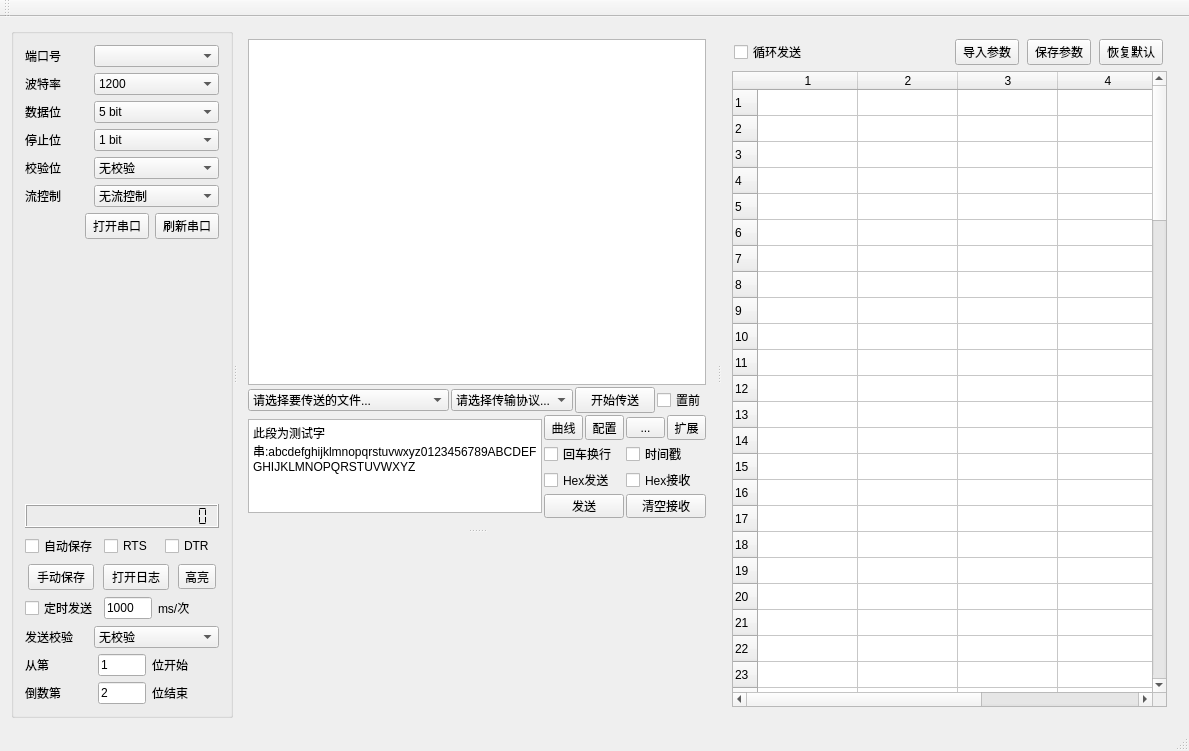
This is SerialPortTool/serialporttool.ui in adg7660/SerialPort as Qt 5 draws it before an edit. The edited form follows.
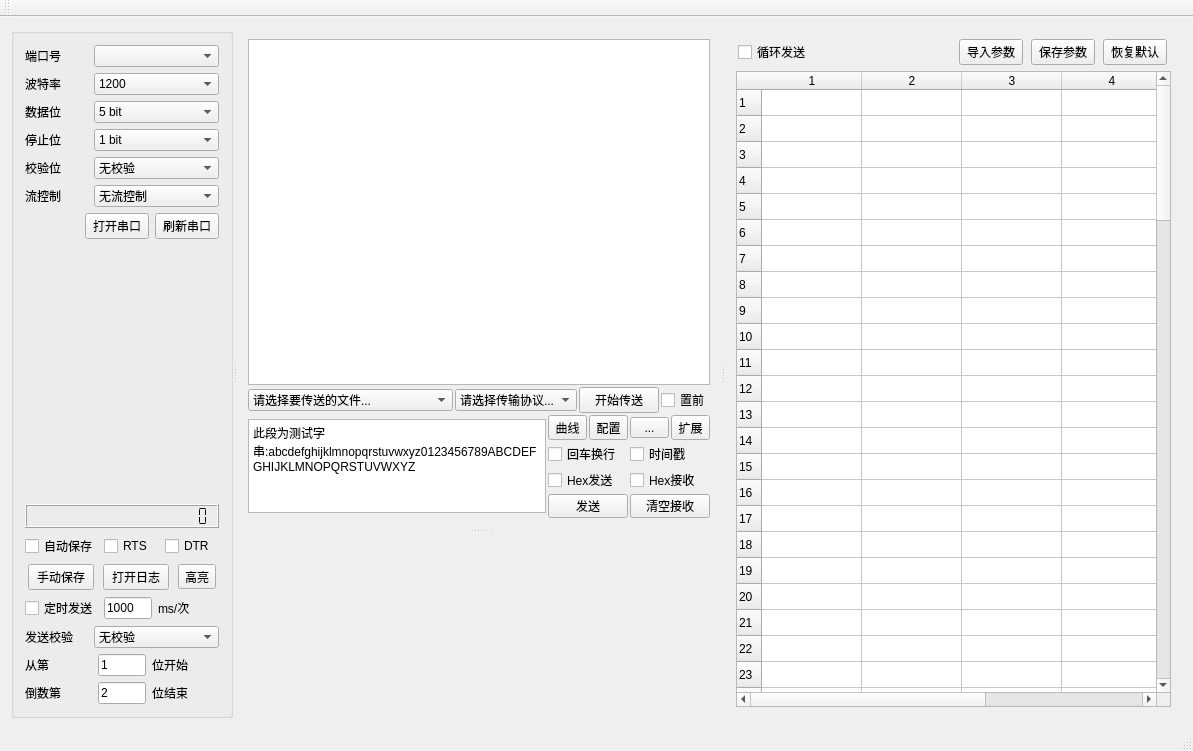
This is the edited form. Custom widgets are drawn as their Qt base class.

Patch:
```diff
--- a/SerialPortTool/serialporttool.ui
+++ b/SerialPortTool/serialporttool.ui
@@ -6,7 +6,7 @@
    <rect>
     <x>0</x>
     <y>0</y>
-    <width>1189</width>
+    <width>1193</width>
     <height>751</height>
    </rect>
   </property>
```
Left out of the diff: 4 changed lines with no effect on the pictures.
